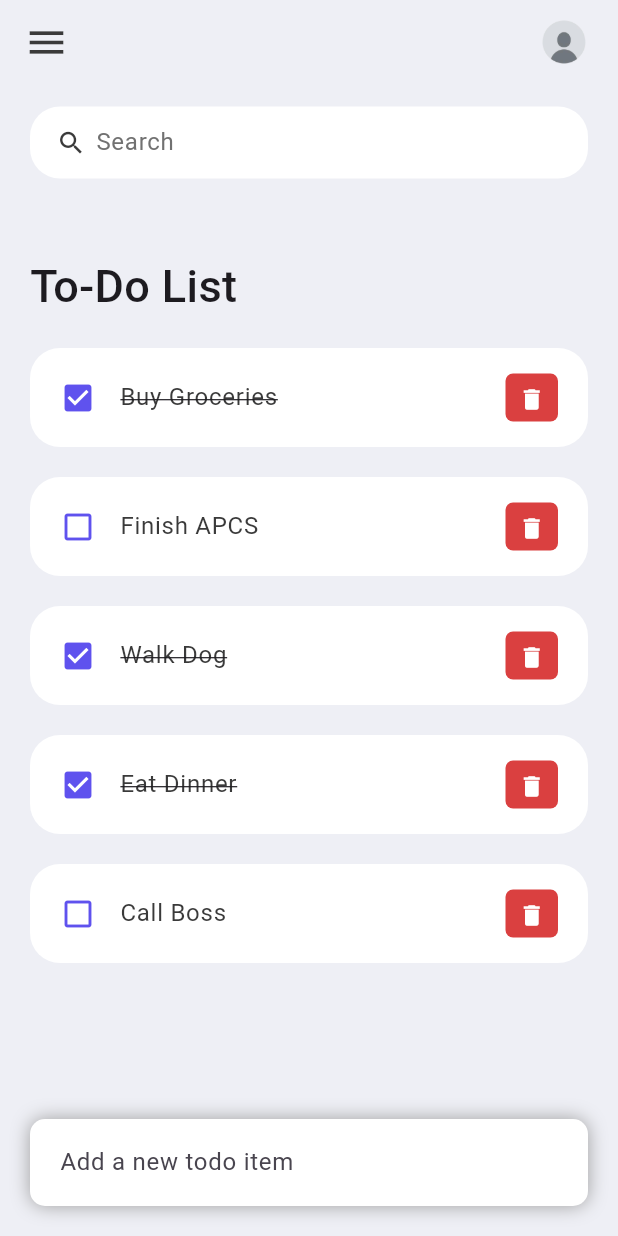
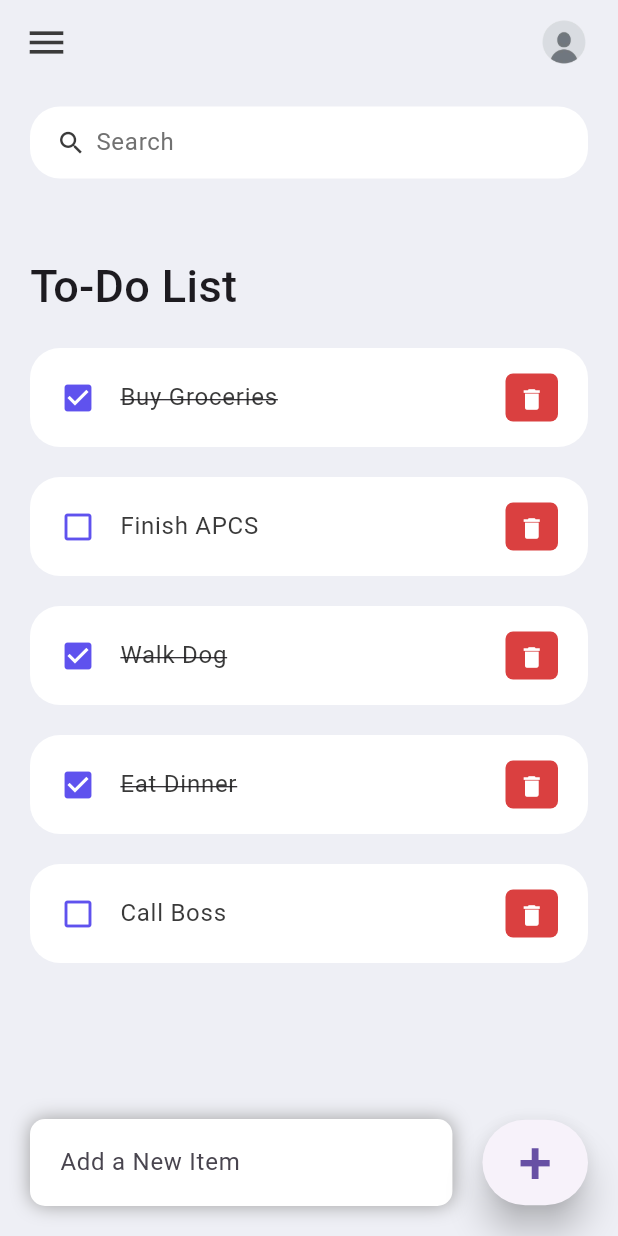
Before and after one commit to AyushB08/flutter-todo-app, a Flutter app: the screen it shows after launch, on a phone screen of 412 x 824 dp. Run offline on Flutter 3.47's test engine with Material 3 defaults, Android fonts, the phone set to English and light mode, and no system bars.

Commit message:
add new item functionality

```diff
--- a/lib/screens/home.dart
+++ b/lib/screens/home.dart
@@ -1,13 +1,27 @@
+
+
 import "package:flutter/material.dart";
 import "package:flutter_todo_app/constants/colors.dart";
 import "package:flutter_todo_app/model/todo.dart";
 import "package:flutter_todo_app/widgets/todo_item.dart";
 
-class Home extends StatelessWidget {
+class Home extends StatefulWidget {
   Home({super.key});
 
+  @override
+  State<Home> createState() => HomeState();
+}
+class HomeState extends State<Home> {
+
+  List<ToDo> foundToDo = [];
   final todosList = ToDo.todoList();
+  final todoController = TextEditingController();
 
+  @override
+  void initState() {
+    foundToDo = todosList;
+    super.initState();
+  }
   @override
   Widget build(BuildContext context) {
     return  Scaffold(
@@ -28,7 +42,11 @@ class Home extends StatelessWidget {
                         child: Text("To-Do List", style: TextStyle(fontSize: 30, fontWeight: FontWeight.w500,))
                       ),
                       for (ToDo todoo in todosList)
-                        ToDoItem(todo: todoo,),
+                        ToDoItem(
+                          todo: todoo,
+                          onToDoChanged: handleToDoChange,
+                          onDeleteItem: deleteToDoItem,
+                        ),
 
                     ],
                   ),
@@ -50,20 +68,59 @@ class Home extends StatelessWidget {
                       borderRadius: BorderRadius.circular(10),
                     ),
                     child: TextField(
+                      controller: todoController,
                       decoration: InputDecoration(
-                        hintText: "Add a new todo item",
+                        hintText: "Add a New Item",
                         border: InputBorder.none
                       )
                     )
                   ),
 
+                ),
+                Container (
+                  margin: EdgeInsets.only(bottom: 20, right: 20),
+                  child: ElevatedButton (
+                    child: Text("+", style: TextStyle(fontSize: 40,),),
+                    onPressed: () {
+                      addToDoItem(todoController.text);
+                    },
+                    style: ElevatedButton.styleFrom(
+
+
+                      elevation: 10,
+                    ),
+                  )
                 )
               ]
+
             )
           )
         ],
       )
     );
+  }
+
+  void handleToDoChange(ToDo todo) {
+    setState(() {
+      todo.isDone = !todo.isDone;
+    });
+
+  }
+
+  void deleteToDoItem(String id) {
+    setState((){
+      todosList.removeWhere((item) => item.id == id);
+    });
+
+  }
+
+  void addToDoItem(String toDo) {
+    setState((){
+      todosList.add(ToDo(id: DateTime.now().millisecondsSinceEpoch.toString(), todoText: toDo));
+    });
+
+    todoController.clear();
+
   }
 
   Widget searchBox() {
--- a/lib/widgets/todo_item.dart
+++ b/lib/widgets/todo_item.dart
@@ -4,30 +4,39 @@ import 'package:flutter_todo_app/model/todo.dart';
 
 class ToDoItem extends StatelessWidget {
   final ToDo todo;
-  const ToDoItem({Key? key, required this.todo}) : super(key: key);
+  final onToDoChanged;
+  final onDeleteItem;
+
+  const ToDoItem(
+      {Key? key,
+      required this.todo,
+      required this.onToDoChanged,
+      required this.onDeleteItem})
+      : super(key: key);
 
   @override
   Widget build(BuildContext context) {
-    return (
-      Container(
-        margin: EdgeInsets.only(bottom: 20),
-        child: ListTile(
+    return (Container(
+      margin: EdgeInsets.only(bottom: 20),
+      child: ListTile(
           onTap: () {
-            print("Clicked");
+            onToDoChanged(todo);
           },
           shape: RoundedRectangleBorder(
             borderRadius: BorderRadius.circular(20),
-
           ),
           contentPadding: EdgeInsets.symmetric(horizontal: 20, vertical: 5),
           tileColor: Colors.white,
-          leading:
-            Icon(
-              todo.isDone ? Icons.check_box : Icons.check_box_outline_blank,
-              color: tdBlue,
-            ),
-          title: Text(todo.todoText!, style: TextStyle(fontSize: 16, color: tdBlack,
-            decoration: todo.isDone? TextDecoration.lineThrough : null,)),
+          leading: Icon(
+            todo.isDone ? Icons.check_box : Icons.check_box_outline_blank,
+            color: tdBlue,
+          ),
+          title: Text(todo.todoText!,
+              style: TextStyle(
+                fontSize: 16,
+                color: tdBlack,
+                decoration: todo.isDone ? TextDecoration.lineThrough : null,
+              )),
           trailing: Container(
             padding: EdgeInsets.all(0),
             margin: EdgeInsets.symmetric(vertical: 12),
@@ -42,13 +51,10 @@ class ToDoItem extends StatelessWidget {
               iconSize: 18,
               icon: Icon(Icons.delete),
               onPressed: () {
-                print("clicked");
+                onDeleteItem(todo.id);
               },
             ),
-          )
-
-        ),
-      )
-    );
+          )),
+    ));
   }
 }
```
